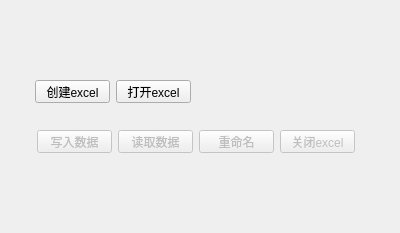
Above: XlsxDemo/TestXlsx/test1.ui from mahuifa/QMDemo before the change. Below: the same form after it.
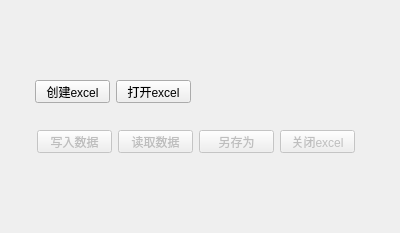
That is the form after the change.

```diff
--- a/XlsxDemo/TestXlsx/test1.ui
+++ b/XlsxDemo/TestXlsx/test1.ui
@@ -84,7 +84,7 @@
     </rect>
    </property>
    <property name="text">
-    <string>重命名</string>
+    <string>另存为</string>
    </property>
   </widget>
   <widget class="QPushButton" name="but_close">
```
